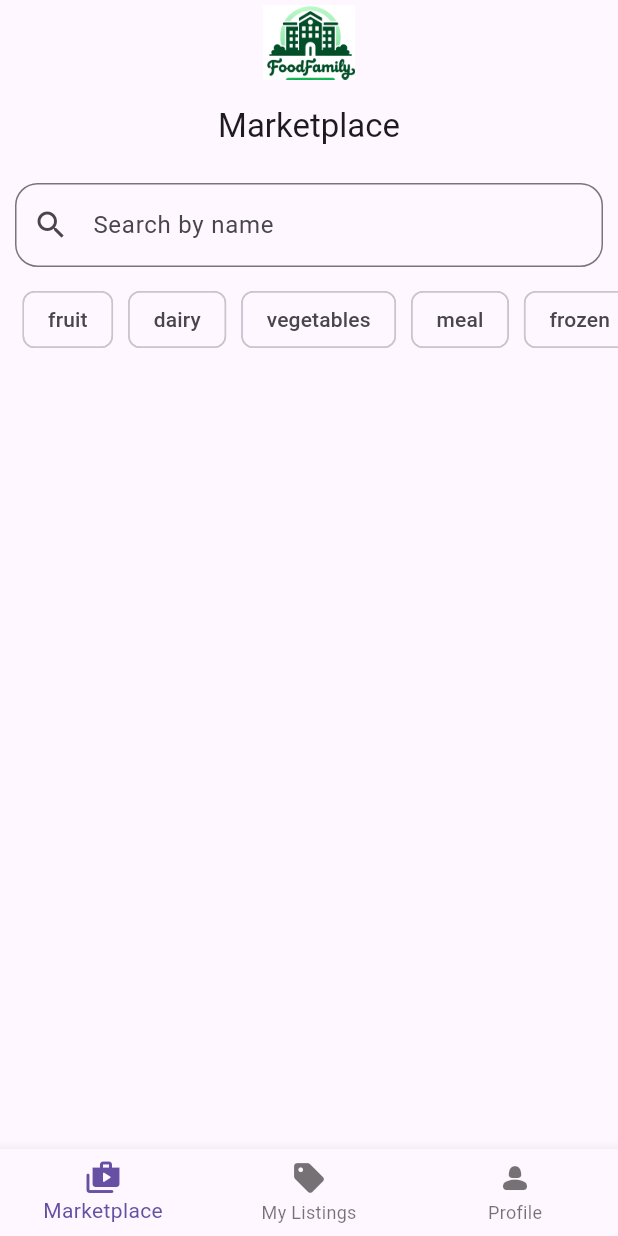
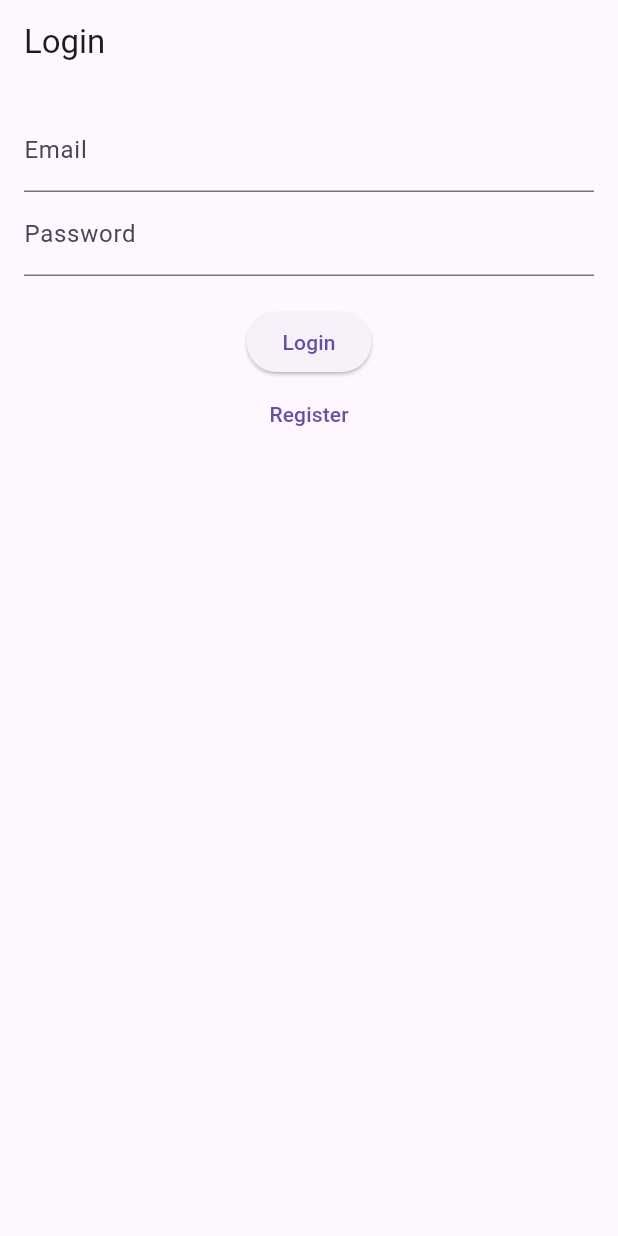
Before and after one commit to aaryanp2904/FoodFamily, a Flutter app: the screen it shows after launch, on a phone screen of 412 x 824 dp. Run offline on Flutter 3.47's test engine with Material 3 defaults, Android fonts, the phone set to English and light mode, and no system bars; our stand-ins replace cloud_firestore, firebase_auth, firebase_core, firebase_storage, flutter_image_compress, image_picker; accounts and stored records are empty.

Commit message:
[nb] - (feat) Added the login register and sign out functionality

```diff
--- /dev/null
+++ b/lib/login/login_page.dart
@@ -0,0 +1,59 @@
+import 'package:flutter/material.dart';
+import 'package:firebase_auth/firebase_auth.dart';
+
+class LoginPage extends StatefulWidget {
+  @override
+  _LoginPageState createState() => _LoginPageState();
+}
+
+class _LoginPageState extends State<LoginPage> {
+  final _auth = FirebaseAuth.instance;
+  final _emailController = TextEditingController();
+  final _passwordController = TextEditingController();
+
+  void _login() async {
+    try {
+      final user = await _auth.signInWithEmailAndPassword(
+          email: _emailController.text, password: _passwordController.text);
+      if (user != null) {
+        Navigator.pushReplacementNamed(context, '/first_page');
+      }
+    } catch (e) {
+      print(e);
+    }
+  }
+
+  @override
+  Widget build(BuildContext context) {
+    return Scaffold(
+      appBar: AppBar(title: Text('Login')),
+      body: Padding(
+        padding: const EdgeInsets.all(16.0),
+        child: Column(
+          children: <Widget>[
+            TextField(
+              controller: _emailController,
+              decoration: InputDecoration(labelText: 'Email'),
+            ),
+            TextField(
+              controller: _passwordController,
+              decoration: InputDecoration(labelText: 'Password'),
+              obscureText: true,
+            ),
+            SizedBox(height: 20),
+            ElevatedButton(
+              onPressed: _login,
+              child: Text('Login'),
+            ),
+            TextButton(
+              onPressed: () {
+                Navigator.pushNamed(context, '/register');
+              },
+              child: Text('Register'),
+            ),
+          ],
+        ),
+      ),
+    );
+  }
+}
--- a/lib/main.dart
+++ b/lib/main.dart
@@ -1,7 +1,7 @@
 import 'dart:io';
 
 import 'package:firebase_core/firebase_core.dart';
-import 'package:flutter/foundation.dart';
+import 'package:firebase_auth/firebase_auth.dart';
 import 'package:flutter/material.dart';
 import 'package:provider/provider.dart';
 import 'item_provider.dart';
@@ -9,12 +9,14 @@ import 'screens/first_page.dart';
 import 'screens/marketplace.dart';
 import 'screens/sell_page.dart';
 import 'screens/profile_page.dart';
+import 'login/login_page.dart';
+import 'login/register_page.dart';
 
 void main() async {
   WidgetsFlutterBinding.ensureInitialized();
   if (Platform.isIOS) {
     await Firebase.initializeApp();
-  } else{
+  } else {
     await Firebase.initializeApp(
         options: const FirebaseOptions(
             apiKey: "AIzaSyAeqir9YNwIIRhmPBd78nSv-FjEcRc5_VA",
@@ -63,8 +65,11 @@ class MyApp extends StatelessWidget {
           return MaterialApp(
             debugShowCheckedModeBanner: false,
             theme: isDark ? dark : light,
-            home: FirstPage(isDarkMode: _isDarkMode),
+            home: AuthWrapper(isDarkMode: _isDarkMode),
             routes: {
+              '/login': (context) => LoginPage(),
+              '/register': (context) => RegisterPage(),
+              '/first_page': (context) => FirstPage(isDarkMode: _isDarkMode),
               '/sell': (context) => SellPage(onSubmit: () {
                     // Navigate to the Marketplace screen
                     Navigator.of(context).pushReplacementNamed('/marketplace');
@@ -78,3 +83,25 @@ class MyApp extends StatelessWidget {
     );
   }
 }
+
+class AuthWrapper extends StatelessWidget {
+  final ValueNotifier<bool> isDarkMode;
+
+  AuthWrapper({required this.isDarkMode});
+
+  @override
+  Widget build(BuildContext context) {
+    return StreamBuilder<User?>(
+      stream: FirebaseAuth.instance.authStateChanges(),
+      builder: (context, snapshot) {
+        if (snapshot.connectionState == ConnectionState.waiting) {
+          return Scaffold(body: Center(child: CircularProgressIndicator()));
+        } else if (snapshot.hasData) {
+          return FirstPage(isDarkMode: isDarkMode); // Navigate to FirstPage if user is authenticated
+        } else {
+          return LoginPage(); // Navigate to LoginPage if user is not authenticated
+        }
+      },
+    );
+  }
+}
--- a/pubspec.yaml
+++ b/pubspec.yaml
@@ -33,6 +33,7 @@ dependencies:
   image_picker: ^1.1.1
   intl: ^0.19.0
   provider: ^6.0.0
+  firebase_auth: ^4.20.0
 
 
   # The following adds the Cupertino Icons font to your application.
@@ -41,7 +42,7 @@ dependencies:
   firebase_core: ^2.32.0
   cloud_firestore: ^4.17.5
   firebase_storage: ^11.7.7
-  firebase_auth: ^4.20.0
+
   flutter_image_compress: ^2.3.0
   path_provider: ^2.1.3
   shared_preferences: ^2.0.10
```
Also changed, not shown: lib/login/register_page.dart (added, +53 -0 lines), lib/screens/profile_page.dart (+12 -0 lines).
